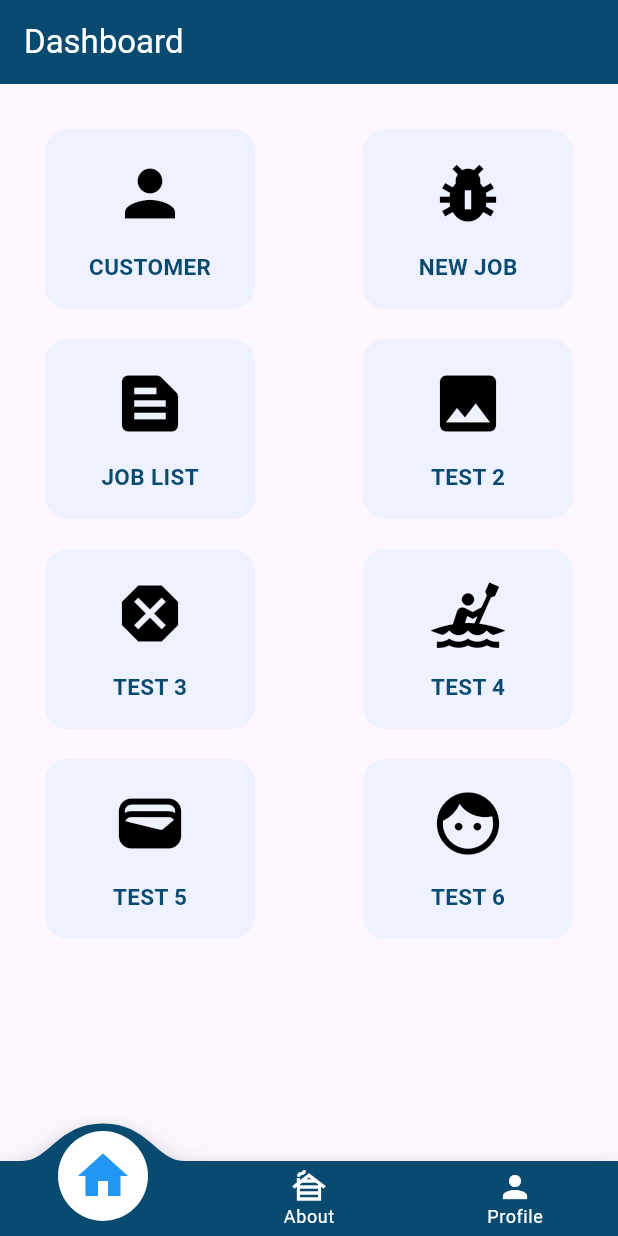
After one commit to HashiniDivyanjanee/flutter_firebase, a Flutter app: the Dashboard screen opened by its route, on a phone screen of 412 x 824 dp. The commit adds this screen. Run offline on Flutter 3.47's test engine with Material 3 defaults, Android fonts, the phone set to English and light mode, and no system bars; drawn by our look-alikes of convex_bottom_bar; our stand-ins replace bloc, cloud_firestore, equatable, firebase_auth, firebase_core, flutter_bloc and 4 more; accounts and stored records are empty.

Commit message:
Add Dashboard screen and related widgets; update routing to include dashboard

```diff
--- /dev/null
+++ b/lib/presentation/screen/dashboard.dart
@@ -0,0 +1,86 @@
+import 'package:flutter/material.dart';
+import 'package:flutter_firebase/presentation/widget/app_bar_widget.dart';
+import 'package:flutter_firebase/presentation/widget/bottom_navigation_bar.dart';
+import 'package:flutter_firebase/presentation/widget/card_widget.dart';
+
+class Dashboard extends StatelessWidget {
+  const Dashboard({super.key});
+
+  @override
+  Widget build(BuildContext context) {
+    return Scaffold(
+      appBar: const AppBarWidget(
+        appBarName: 'Dashboard',
+      ),
+      bottomNavigationBar: bottomNavigationBar(),
+      body: Padding(
+        padding: EdgeInsets.all(30.0),
+        child: Scrollbar(
+          thumbVisibility: true,
+          child: SingleChildScrollView(
+            child: Column(children: [
+              Card1(context),
+              const SizedBox(
+                height: 20,
+              ),
+              Card2(context),
+              const SizedBox(
+                height: 20,
+              ),
+              Card3(context),
+              const SizedBox(
+                height: 20,
+              ),
+              Card4(context),
+            ]),
+          ),
+        ),
+      ),
+    );
+  }
+}
+
+Widget Card4(BuildContext context) {
+  return Row(
+    mainAxisAlignment: MainAxisAlignment.spaceBetween,
+    children: [
+      Card_Widget(cardname: 'TEST 5', card_icon: Icons.wallet, callback: () {}),
+      Card_Widget(cardname: 'TEST 6', card_icon: Icons.face, callback: () {}),
+    ],
+  );
+}
+
+Widget Card3(BuildContext context) {
+  return Row(
+    mainAxisAlignment: MainAxisAlignment.spaceBetween,
+    children: [
+      Card_Widget(
+          cardname: 'TEST 3', card_icon: Icons.dangerous, callback: () {}),
+      Card_Widget(
+          cardname: 'TEST 4', card_icon: Icons.kayaking, callback: () {}),
+    ],
+  );
+}
+
+Widget Card2(BuildContext context) {
+  return Row(
+    mainAxisAlignment: MainAxisAlignment.spaceBetween,
+    children: [
+      Card_Widget(
+          cardname: 'JOB LIST', card_icon: Icons.text_snippet, callback: () {}),
+      Card_Widget(cardname: 'TEST 2', card_icon: Icons.image, callback: () {}),
+    ],
+  );
+}
+
+Widget Card1(BuildContext context) {
+  return Row(
+    mainAxisAlignment: MainAxisAlignment.spaceBetween,
+    children: [
+      Card_Widget(
+          cardname: 'CUSTOMER', card_icon: Icons.person, callback: () {}),
+      Card_Widget(
+          cardname: 'NEW JOB', card_icon: Icons.pest_control, callback: () {}),
+    ],
+  );
+}
--- a/lib/presentation/screen/login.dart
+++ b/lib/presentation/screen/login.dart
@@ -73,7 +73,7 @@ class Login extends StatelessWidget {
                     SnackBar(content: Text(state.message)),
                   );
                 } else if (state is AuthSuccess) {
-                  GoRouter.of(context).pushNamed(AppRoutesConstants.home);
+                  GoRouter.of(context).pushNamed(AppRoutesConstants.dashboard);
                 }
               },
               builder: (context, state) {
--- a/lib/presentation/screen/sign_up.dart
+++ b/lib/presentation/screen/sign_up.dart
@@ -67,7 +67,7 @@ class SignUp extends StatelessWidget {
                     SnackBar(content: Text(state.message)),
                   );
                 } else if (state is AuthSuccess) {
-                  GoRouter.of(context).pushNamed(AppRoutesConstants.home);
+                  GoRouter.of(context).pushNamed(AppRoutesConstants.dashboard);
                 }
               },
               builder: (context, state) {
--- /dev/null
+++ b/lib/presentation/widget/app_bar_widget.dart
@@ -0,0 +1,26 @@
+import 'package:flutter/material.dart';
+import 'package:flutter_firebase/constant/themes.dart';
+
+
+class AppBarWidget extends StatelessWidget implements PreferredSizeWidget {
+  final String appBarName;
+
+  const AppBarWidget({
+    super.key,
+    required this.appBarName,
+  });
+
+  @override
+  Widget build(BuildContext context) {
+    return AppBar(
+      title: Text(
+        appBarName,
+        style: TextStyle(color: Colors.white),
+      ),
+      backgroundColor: AppThemes.PrimaryColor,
+    );
+  }
+
+  @override
+  Size get preferredSize => const Size.fromHeight(kToolbarHeight);
+}
--- /dev/null
+++ b/lib/presentation/widget/bottom_navigation_bar.dart
@@ -0,0 +1,33 @@
+
+import 'package:convex_bottom_bar/convex_bottom_bar.dart';
+import 'package:flutter/material.dart';
+import 'package:flutter_firebase/constant/themes.dart';
+
+
+class bottomNavigationBar extends StatelessWidget {
+  const bottomNavigationBar({
+    super.key,
+  });
+
+  @override
+  Widget build(BuildContext context) {
+    return ConvexAppBar(
+      items: const [
+        TabItem(title: 'Home', icon: Icons.home),
+        TabItem(title: 'About', icon: Icons.cabin),
+        TabItem(title: 'Profile', icon: Icons.person),
+      ],
+      color: const Color.fromARGB(255, 255, 255, 255),
+      shadowColor: AppThemes.PrimaryColor,
+      gradient: const LinearGradient(colors: [
+       AppThemes.PrimaryColor,
+       AppThemes.PrimaryColor,
+      ]),
+      style: TabStyle.reactCircle,
+      activeColor:  const Color.fromARGB(255, 255, 255, 255),
+      curve: Curves.bounceInOut,
+      elevation: 8,
+
+    );
+  }
+}
--- /dev/null
+++ b/lib/presentation/widget/card_widget.dart
@@ -0,0 +1,50 @@
+import 'package:flutter/material.dart';
+import 'package:flutter_firebase/constant/themes.dart';
+
+
+class Card_Widget extends StatelessWidget {
+  final String cardname;
+  final IconData card_icon;
+  final VoidCallback callback;
+
+  const Card_Widget({
+    super.key,
+    required this.cardname,
+    required this.card_icon,
+    required this.callback,
+  });
+
+  @override
+  Widget build(BuildContext context) {
+    return GestureDetector(
+      onTap: callback,
+      child: Container(
+        height: 120,
+        width: 140,
+        decoration: BoxDecoration(
+            color: AppThemes.cardBackgroundColor,
+            borderRadius: BorderRadius.circular(15)),
+        child: Padding(
+          padding:  EdgeInsets.all(18.0),
+          child: Column(
+            mainAxisAlignment: MainAxisAlignment.spaceBetween,
+            children: [
+              Icon(
+                card_icon,
+                size: 50,
+                color: Colors.black,
+              ),
+              Text(
+                cardname,
+                style:  TextStyle(
+                    color: AppThemes.PrimaryColor,
+                    fontSize: 15,
+                    fontWeight: FontWeight.bold),
+              )
+            ],
+          ),
+        ),
+      ),
+    );
+  }
+}
--- a/lib/routes/rout_cons.dart
+++ b/lib/routes/rout_cons.dart
@@ -3,4 +3,5 @@ class AppRoutesConstants {
   static const String home = '/home';
   static const String login = '/login';
   static const String sign_up = '/sign_up';
+  static const String dashboard = '/dashboard';
 }
--- a/lib/routes/routs_config.dart
+++ b/lib/routes/routs_config.dart
@@ -2,6 +2,7 @@ import 'package:flutter/material.dart';
 import 'package:flutter_bloc/flutter_bloc.dart';
 import 'package:flutter_firebase/bloc/auth/auth_bloc.dart';
 import 'package:flutter_firebase/bloc/data_item_bloc/data_item_bloc.dart';
+import 'package:flutter_firebase/presentation/screen/dashboard.dart';
 import 'package:flutter_firebase/presentation/screen/home.dart';
 import 'package:flutter_firebase/presentation/screen/login.dart';
 import 'package:flutter_firebase/presentation/screen/sign_up.dart';
@@ -51,4 +52,11 @@ final GoRouter router = GoRouter(
           child: SignUp(),
         ),
       ),
+      GoRoute(
+        name: AppRoutesConstants.dashboard,
+        path: '/dashboard',
+        pageBuilder: (context, state) {
+          return MaterialPage(child: Dashboard());
+        },
+      ),
     ]);
--- a/pubspec.yaml
+++ b/pubspec.yaml
@@ -40,7 +40,7 @@ dependencies:
   animated_splash_screen: ^1.3.0
   lottie: ^3.3.1
   shimmer: ^3.0.0
-
+  convex_bottom_bar: ^3.2.0
 
   # The following adds the Cupertino Icons font to your application.
   # Use with the CupertinoIcons class for iOS style icons.
```
Also changed, not shown: pubspec.lock.
